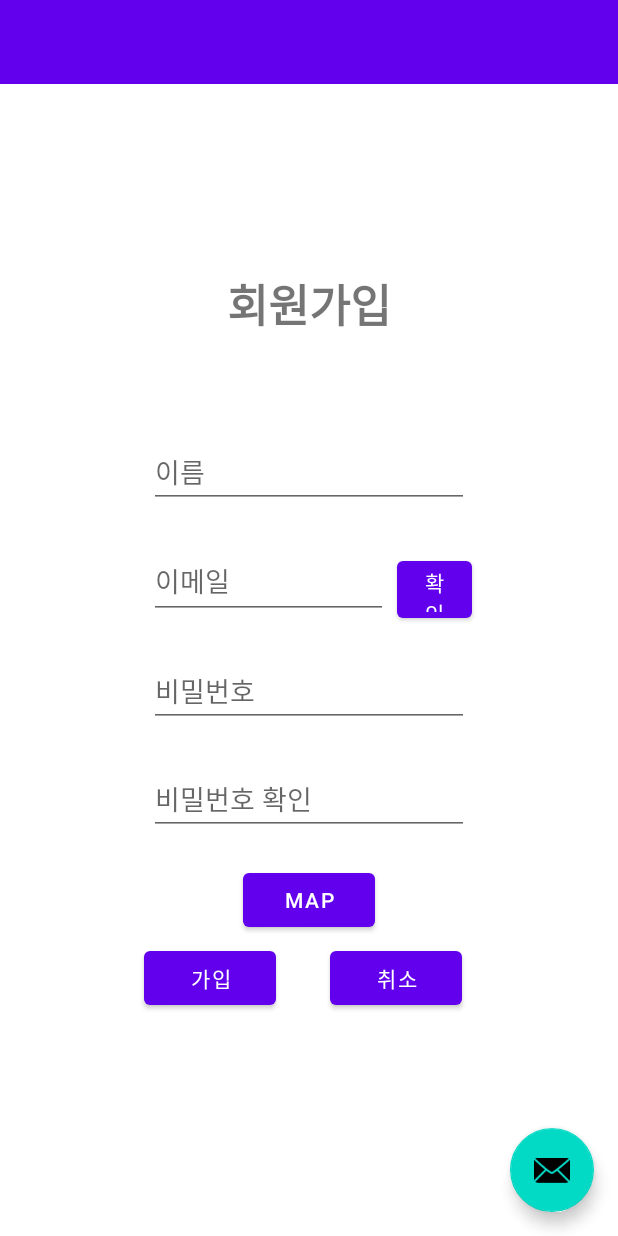
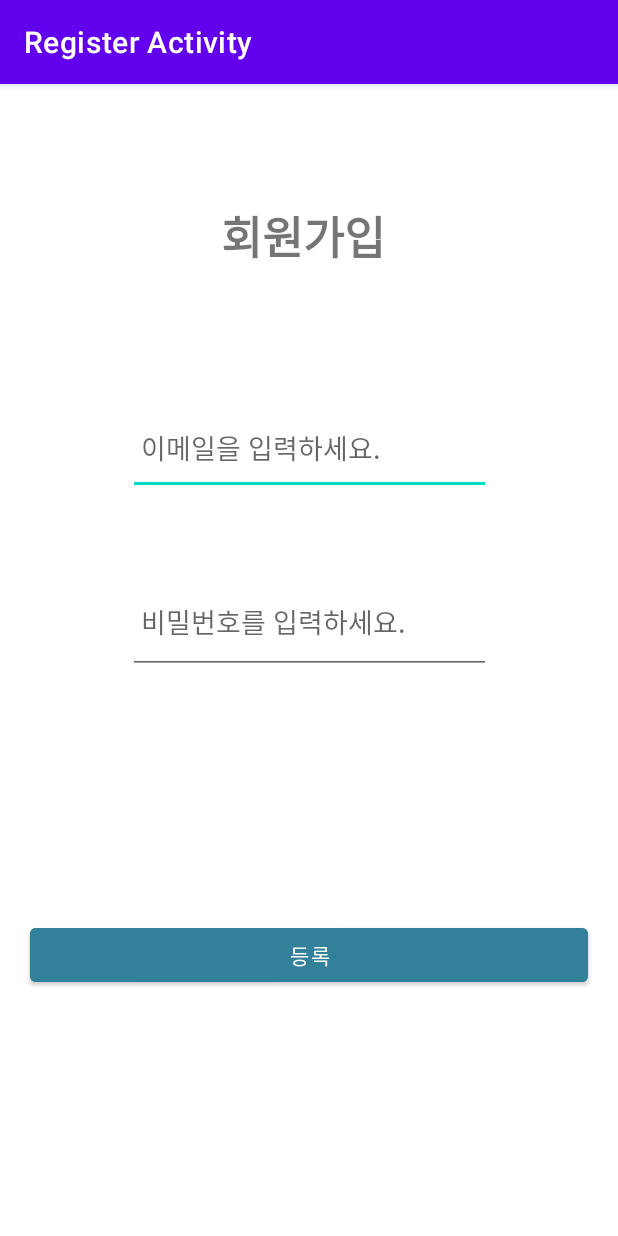
Before and after one commit to Hyeonjeongleee/where-is-dog-dog, an Android app: the screen it shows after launch (MainActivity before the commit, RegisterActivity after it), after a tap on "Sign-up", on a phone screen of 412 x 824 dp. Run offline under Robolectric (Android 15) with nearby library versions, the phone set to English and light mode, and no system bars; our stand-ins replace Firebase (no records; nobody signed in at launch, a user with empty details on screens opened directly).

Commit message:
add: login and register

```diff
--- a/app/src/main/java/com/example/myapplication/FirstFragment.java
+++ b/app/src/main/java/com/example/myapplication/FirstFragment.java
@@ -1,9 +1,11 @@
 package com.example.myapplication;
 
+import android.content.Intent;
 import android.os.Bundle;
 import android.view.LayoutInflater;
 import android.view.View;
 import android.view.ViewGroup;
+import android.widget.Button;
 
 import androidx.annotation.NonNull;
 import androidx.fragment.app.Fragment;
@@ -29,19 +31,32 @@ public class FirstFragment extends Fragment {
     public void onViewCreated(@NonNull View view, Bundle savedInstanceState) {
         super.onViewCreated(view, savedInstanceState);
 
-        binding.buttonMap.setOnClickListener(new View.OnClickListener() {
+/********* 기존 nav 방식의 화면 이동, Activity로 이동해야해서 intent 사용으로 수정
+        binding.buttonLogin.setOnClickListener(new View.OnClickListener() {
             @Override
             public void onClick(View view) {
                 NavHostFragment.findNavController(FirstFragment.this)
                         .navigate(R.id.action_FirstFragment_to_SecondFragment);
             }
+        });  ***************/
+
+        Button btn_login = view.findViewById(R.id.button_login); // 버튼을 findViewById로 찾습니다.
+
+        btn_login.setOnClickListener(new View.OnClickListener() {
+            @Override
+            public void onClick(View view) {
+                Intent intent = new Intent(getActivity(), LoginActivity.class);
+                startActivity(intent);
+            }
         });
 
-        binding.buttonChat.setOnClickListener(new View.OnClickListener() {
+        Button btn_register = view.findViewById(R.id.button_register);
+
+        btn_register.setOnClickListener(new View.OnClickListener() {
             @Override
             public void onClick(View view) {
-                NavHostFragment.findNavController(FirstFragment.this)
-                        .navigate(R.id.action_FirstFragment_to_ChatFragment);
+                Intent intent = new Intent(getActivity(), RegisterActivity.class);
+                startActivity(intent);
             }
         });
     }
--- a/app/src/main/java/com/example/myapplication/Map.java
+++ b/app/src/main/java/com/example/myapplication/Map.java
@@ -33,6 +33,7 @@ import com.google.android.gms.maps.CameraUpdateFactory;
 import com.google.android.gms.maps.GoogleMap;
 import com.google.android.gms.maps.OnMapReadyCallback;
 import com.google.android.gms.maps.SupportMapFragment;
+import com.google.android.gms.maps.model.BitmapDescriptorFactory;
 import com.google.android.gms.maps.model.LatLng;
 import com.google.android.gms.maps.model.Marker;
 import com.google.android.gms.maps.model.MarkerOptions;
@@ -207,6 +208,7 @@ public class Map extends AppCompatActivity implements OnMapReadyCallback, Activi
         markerOptions.title(markerTitle);
         markerOptions.snippet(markerSnippet);
         markerOptions.draggable(true);
+        markerOptions.icon(BitmapDescriptorFactory.fromResource(R.drawable.puppy));
 
         currentMarker = mMap.addMarker(markerOptions);
 
@@ -341,7 +343,10 @@ public class Map extends AppCompatActivity implements OnMapReadyCallback, Activi
         markerOptions.title(markerTitle);
         markerOptions.snippet(markerSnippet);
         markerOptions.draggable(true);
+        markerOptions.icon(BitmapDescriptorFactory.fromResource(R.drawable.puppy));
+
         currentMarker = mMap.addMarker(markerOptions);
+
 
         CameraUpdate cameraUpdate = CameraUpdateFactory.newLatLngZoom(DEFAULT_LOCATION, 15);
         mMap.moveCamera(cameraUpdate);
--- /dev/null
+++ b/app/src/main/java/com/example/myapplication/RegisterActivity.java
@@ -0,0 +1,72 @@
+package com.example.myapplication;
+
+import android.os.Bundle;
+import android.view.View;
+import android.widget.Button;
+import android.widget.EditText;
+import android.widget.Toast;
+
+import androidx.annotation.NonNull;
+import androidx.appcompat.app.AppCompatActivity;
+
+import com.google.android.gms.tasks.OnCompleteListener;
+import com.google.android.gms.tasks.Task;
+import com.google.firebase.auth.AuthResult;
+import com.google.firebase.auth.FirebaseAuth;
+import com.google.firebase.auth.FirebaseUser;
+import com.google.firebase.database.DatabaseReference;
+import com.google.firebase.database.FirebaseDatabase;
+
+public class RegisterActivity extends AppCompatActivity {
+
+    private FirebaseAuth mFirebaseAuth;      // 파이어베이스 인증 처리
+    private DatabaseReference mDatabaseRef;  // 실시간 데이터베이스 - 서버에 연동시킬 수 있는 객체
+    private EditText mEtEmail, mEtPwd;       // 회원가입 입력필드
+    private Button mBtnRegister;             // 회원가입 버튼
+
+    @Override
+    protected void onCreate(Bundle savedInstanceState) {
+        super.onCreate(savedInstanceState);
+        setContentView(R.layout.activity_register);
+
+        mFirebaseAuth = FirebaseAuth.getInstance();
+        mDatabaseRef = FirebaseDatabase.getInstance().getReference("whereIsDog");
+
+        mEtEmail = findViewById(R.id.et_email);
+        mEtPwd = findViewById(R.id.et_pwd);
+        mBtnRegister = findViewById(R.id.btn_register);
+
+        mBtnRegister.setOnClickListener(new View.OnClickListener() {
+            @Override
+            public void onClick(View view) {
+                // 회원가입 처리 시작
+                String strEmail = mEtEmail.getText().toString();
+                String strPwd = mEtPwd.getText().toString();
+
+                //Firebase Auth 진행
+                mFirebaseAuth.createUserWithEmailAndPassword(strEmail, strPwd).addOnCompleteListener(RegisterActivity.this, new OnCompleteListener<AuthResult>() {
+                    @Override
+                    public void onComplete(@NonNull Task<AuthResult> task) {
+                        // 회원가입 성공시 처리
+                        // task : 회원가입 처리 결과값 변수
+                        if (task.isSuccessful()) {
+                            FirebaseUser firebaseUser = mFirebaseAuth.getCurrentUser();
+
+                            UserAccount account = new UserAccount();
+                            account.setIdToken(firebaseUser.getUid()); // 고유값
+                            account.setEmailId(firebaseUser.getEmail());  // email 정확하게 가져오는게 중요하기 때문에 firebaseUser객체로 부터 가져왔고,
+                            account.setPassword(strPwd);  // RegisterActivity 사용자가 입력했던 것을 그대로 가져옴.
+
+                            // setValue : database에 insert하는 행위
+                            mDatabaseRef.child("UserAccount").child(firebaseUser.getUid()).setValue(account);
+
+                            Toast.makeText(RegisterActivity.this, "회원가입 성공!", Toast.LENGTH_SHORT).show();
+                        } else {
+                            Toast.makeText(RegisterActivity.this, "회원가입 실패..", Toast.LENGTH_SHORT).show();
+                        }
+                    }
+                });
+            }
+        });
+    }
+}
--- /dev/null
+++ b/app/src/main/res/layout/activity_register.xml
@@ -0,0 +1,61 @@
+<?xml version="1.0" encoding="utf-8"?>
+<androidx.constraintlayout.widget.ConstraintLayout xmlns:android="http://schemas.android.com/apk/res/android"
+    xmlns:app="http://schemas.android.com/apk/res-auto"
+    xmlns:tools="http://schemas.android.com/tools"
+    android:layout_width="match_parent"
+    android:layout_height="match_parent"
+    tools:context=".RegisterActivity">
+
+    <EditText
+        android:id="@+id/et_email"
+        android:layout_width="242dp"
+        android:layout_height="62dp"
+        android:layout_marginTop="212dp"
+        android:ems="10"
+        android:hint=" 이메일을 입력하세요."
+        android:inputType="textEmailAddress"
+        app:layout_constraintEnd_toEndOf="parent"
+        app:layout_constraintHorizontal_bias="0.502"
+        app:layout_constraintStart_toStartOf="parent"
+        app:layout_constraintTop_toTopOf="parent" />
+
+    <EditText
+        android:id="@+id/et_pwd"
+        android:layout_width="242dp"
+        android:layout_height="69dp"
+        android:layout_marginTop="50dp"
+        android:ems="10"
+        android:hint=" 비밀번호를 입력하세요."
+        android:inputType="textPassword"
+        app:layout_constraintEnd_toEndOf="parent"
+        app:layout_constraintHorizontal_bias="0.502"
+        app:layout_constraintStart_toStartOf="parent"
+        app:layout_constraintTop_toBottomOf="@+id/et_email" />
+
+    <Button
+        android:id="@+id/btn_register"
+        android:layout_width="0dp"
+        android:layout_height="wrap_content"
+        android:layout_margin="20dp"
+        android:layout_marginBottom="224dp"
+        android:text="등록"
+        android:backgroundTint="#328099"
+        app:layout_constraintBottom_toBottomOf="parent"
+        app:layout_constraintEnd_toEndOf="parent"
+        app:layout_constraintHorizontal_bias="0.0"
+        app:layout_constraintStart_toStartOf="parent"
+        app:layout_constraintTop_toBottomOf="@+id/et_pwd" />
+
+    <TextView
+        android:id="@+id/register_title"
+        android:layout_width="117dp"
+        android:layout_height="55dp"
+        android:elegantTextHeight="true"
+        android:text="회원가입"
+        android:textSize="30dp"
+        android:textStyle="bold"
+        app:layout_constraintBottom_toTopOf="@+id/et_email"
+        app:layout_constraintEnd_toEndOf="parent"
+        app:layout_constraintStart_toStartOf="parent"
+        app:layout_constraintTop_toTopOf="parent" />
+</androidx.constraintlayout.widget.ConstraintLayout>
```
Also changed, not shown: app/src/main/AndroidManifest.xml (+8 -0 lines), app/src/main/java/com/example/myapplication/LoginActivity.java (added, +76 -0 lines), app/src/main/java/com/example/myapplication/UserAccount.java (added, +39 -0 lines), app/src/main/res/layout/activity_login.xml (added, +74 -0 lines), app/src/main/res/layout/fragment_first.xml (+6 -6 lines), app/src/main/res/drawable/puppy.png (added).
